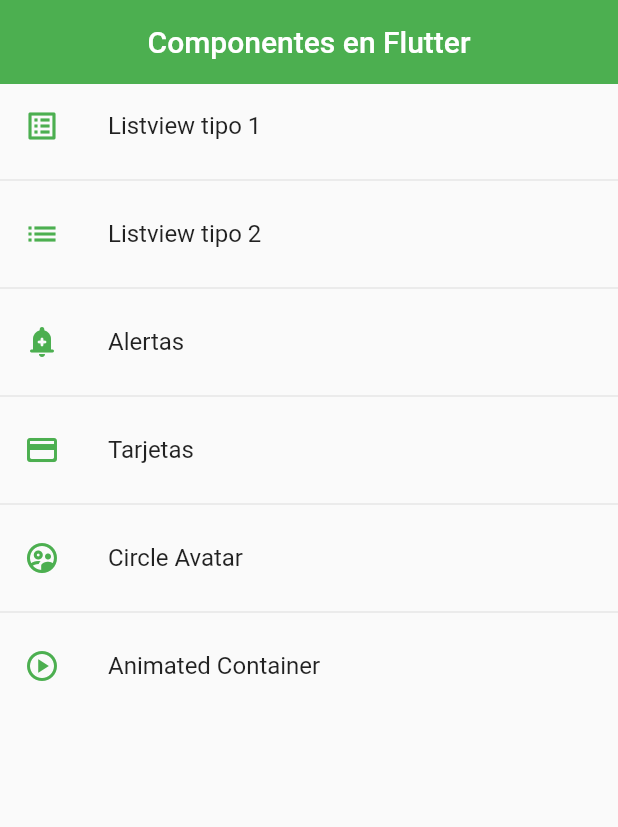
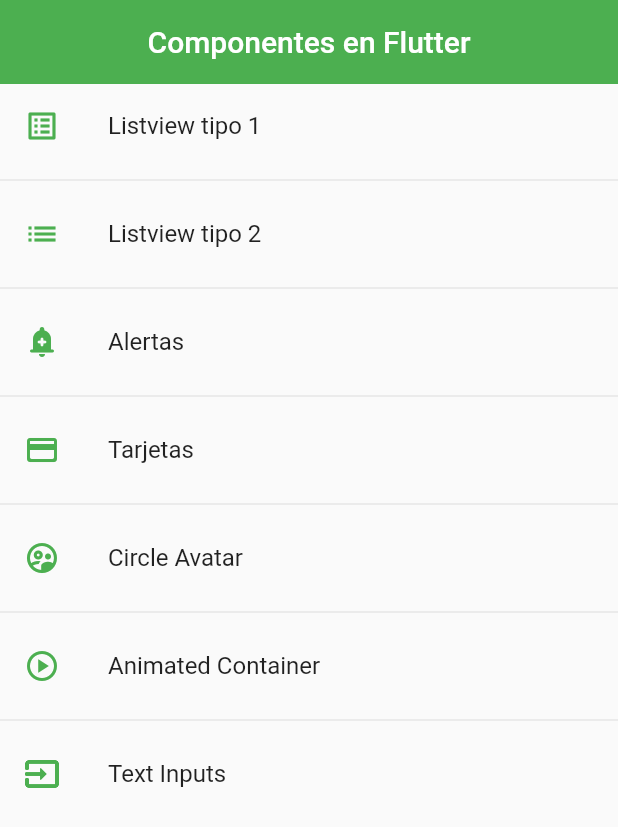
Before and after one commit to AlvaroBishop/widgets-display-Flutter, a Flutter app: the screen it shows after launch, on a phone screen of 412 x 824 dp. Shown: the top 827 px of the screen. Run offline on Flutter 3.47's test engine with Material 2 defaults, Android fonts, the phone set to English and light mode, and no system bars.

Commit message:
inputs_scren created

```diff
--- a/lib/router/app_routes.dart
+++ b/lib/router/app_routes.dart
@@ -6,22 +6,48 @@
   static const initialRoute = 'home';
 
   static final menuOptions = <MenuOptions>[
-
-    MenuOptions(route: 'listview1', name: 'Listview tipo 1', screen: const ListView1Screen(), icon: Icons.list_alt),
-    MenuOptions(route: 'listview2', name: 'Listview tipo 2', screen: const ListView2Screen(), icon: Icons.list),
-    MenuOptions(route: 'alert', name: 'Alertas', screen: const AlertScreen(), icon: Icons.add_alert_rounded),
-    MenuOptions(route: 'card', name: 'Tarjetas', screen: const CardScreen(), icon: Icons.credit_card_rounded),
-    MenuOptions(route: 'avatar', name: 'Circle Avatar', screen: const AvatarScreen(), icon: Icons.supervised_user_circle_outlined),
-    MenuOptions(route: 'animated', name: 'Animated Container', screen: const AnimatedScreen(), icon: Icons.play_circle_outlined),
-
+    MenuOptions(
+        route: 'listview1',
+        name: 'Listview tipo 1',
+        screen: const ListView1Screen(),
+        icon: Icons.list_alt),
+    MenuOptions(
+        route: 'listview2',
+        name: 'Listview tipo 2',
+        screen: const ListView2Screen(),
+        icon: Icons.list),
+    MenuOptions(
+        route: 'alert',
+        name: 'Alertas',
+        screen: const AlertScreen(),
+        icon: Icons.add_alert_rounded),
+    MenuOptions(
+        route: 'card',
+        name: 'Tarjetas',
+        screen: const CardScreen(),
+        icon: Icons.credit_card_rounded),
+    MenuOptions(
+        route: 'avatar',
+        name: 'Circle Avatar',
+        screen: const AvatarScreen(),
+        icon: Icons.supervised_user_circle_outlined),
+    MenuOptions(
+        route: 'animated',
+        name: 'Animated Container',
+        screen: const AnimatedScreen(),
+        icon: Icons.play_circle_outlined),
+    MenuOptions(
+        route: 'inputs',
+        name: 'Text Inputs',
+        screen: const InputsScreen(),
+        icon: Icons.input_outlined),
   ];
 
   static Map<String, Widget Function(BuildContext)> getAppRoutes() {
-
     Map<String, Widget Function(BuildContext)> appRoutes = {};
-    appRoutes.addAll({ 'home' : ( BuildContext context ) => const HomeScreen()});
+    appRoutes.addAll({'home': (BuildContext context) => const HomeScreen()});
     for (final option in menuOptions) {
-      appRoutes.addAll({option.route : (BuildContext context) => option.screen });
+      appRoutes.addAll({option.route: (BuildContext context) => option.screen});
     }
     return appRoutes;
   }
@@ -34,7 +60,7 @@
   //       'card'     : (BuildContext context) => const CardScreen(),
   //     };
 
-      static Route<dynamic> onGenerateRoute(RouteSettings settings) {
-        return MaterialPageRoute(builder: ((context) => const AlertScreen()));
-      }
+  static Route<dynamic> onGenerateRoute(RouteSettings settings) {
+    return MaterialPageRoute(builder: ((context) => const AlertScreen()));
+  }
 }
--- a/lib/screens/screens.dart
+++ b/lib/screens/screens.dart
@@ -1,4 +1,3 @@
-
 export 'package:widgets_showdown/screens/alert_screen.dart';
 export 'package:widgets_showdown/screens/animated_screen.dart';
 export 'package:widgets_showdown/screens/avatar_screen.dart';
@@ -6,3 +5,4 @@
 export 'package:widgets_showdown/screens/home_screen.dart';
 export 'package:widgets_showdown/screens/listview1_screen.dart';
 export 'package:widgets_showdown/screens/listview2_screen.dart';
+export 'package:widgets_showdown/screens/inputs_screen.dart';
```
Also changed, not shown: lib/screens/inputs_screen.dart (added, +45 -0 lines).
